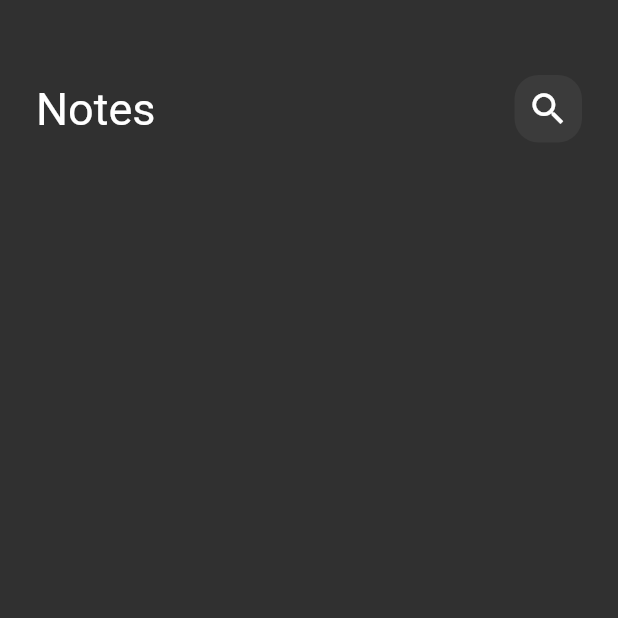
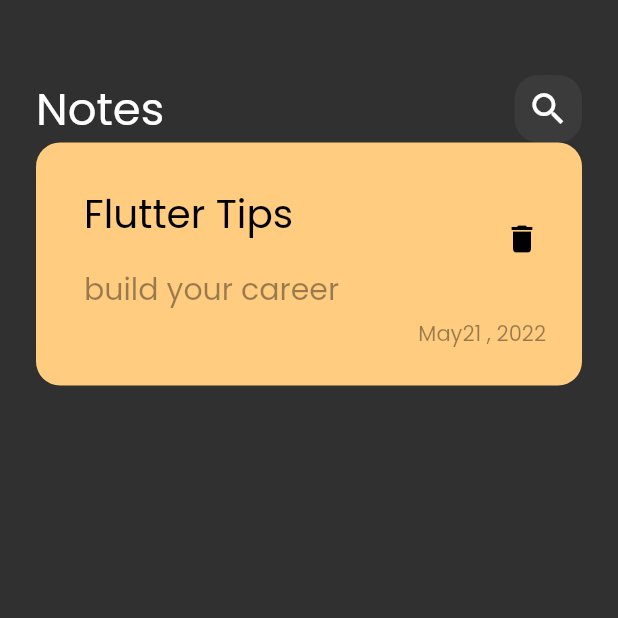
Before and after one commit to mohamedmostfa2000/notes_app, a Flutter app: the screen it shows after launch, on a phone screen of 412 x 824 dp, the top half of it. Run offline on Flutter 3.47's test engine with Material 2 defaults, Android fonts, the phone set to English and light mode, and no system bars.

Commit message:
mohamed mostfa - create note item

```diff
--- a/lib/main.dart
+++ b/lib/main.dart
@@ -12,7 +12,7 @@ class MyApp extends StatelessWidget {
   @override
   Widget build(BuildContext context) {
     return MaterialApp(
-      theme: ThemeData(brightness: Brightness.dark),
+      theme: ThemeData(brightness: Brightness.dark, fontFamily: 'Poppins'),
       home: const NotesView(),
     );
   }
--- /dev/null
+++ b/lib/views/widgets/custom_note_item.dart
@@ -0,0 +1,51 @@
+import 'package:flutter/material.dart';
+
+class NoteItem extends StatelessWidget {
+  const NoteItem({super.key});
+
+  @override
+  Widget build(BuildContext context) {
+    return Container(
+      padding: const EdgeInsets.only(top: 24, bottom: 24, left: 16),
+      decoration: BoxDecoration(
+        color: const Color(0xffFFCC80),
+        borderRadius: BorderRadius.circular(16),
+      ),
+      child: Column(
+        crossAxisAlignment: CrossAxisAlignment.end,
+        children: [
+          ListTile(
+            title: const Text(
+              'Flutter Tips',
+              style: TextStyle(
+                color: Colors.black,
+                fontSize: 26,
+              ),
+            ),
+            subtitle: Padding(
+              padding: const EdgeInsets.only(top: 16),
+              child: Text(
+                'build your career',
+                style: TextStyle(
+                    color: Colors.black.withOpacity(.4), fontSize: 20),
+              ),
+            ),
+            trailing: IconButton(
+              onPressed: () {},
+              icon: const Icon(Icons.delete, color: Colors.black),
+            ),
+          ),
+          Padding(
+            padding: const EdgeInsets.only(right: 24),
+            child: Text(
+              'May21 , 2022',
+              style: TextStyle(
+                color: Colors.black.withOpacity(.4),
+              ),
+            ),
+          ),
+        ],
+      ),
+    );
+  }
+}
--- a/lib/views/widgets/notes_view_body.dart
+++ b/lib/views/widgets/notes_view_body.dart
@@ -1,6 +1,7 @@
 import 'package:flutter/material.dart';
 
 import 'custom_app_bar.dart';
+import 'custom_note_item.dart';
 
 class NotesViewBody extends StatelessWidget {
   const NotesViewBody({super.key});
@@ -15,6 +16,7 @@ class NotesViewBody extends StatelessWidget {
             height: 50,
           ),
           CustomAppBar(),
+          NoteItem(),
         ],
       ),
     );
```
Also changed, not shown: pubspec.yaml (+6 -11 lines), assets/fonts/Poppins-Regular.ttf (added).
